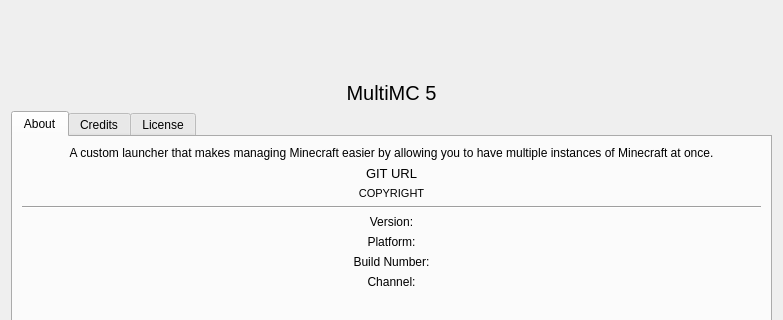
Before: the Qt Designer form launcher/ui/dialogs/AboutDialog.ui in graytoowolf/MiniSkins, drawn with Qt 5; both pictures show x 0 to 783 and y 0 to 320 of the 783 by 843 pixel window.
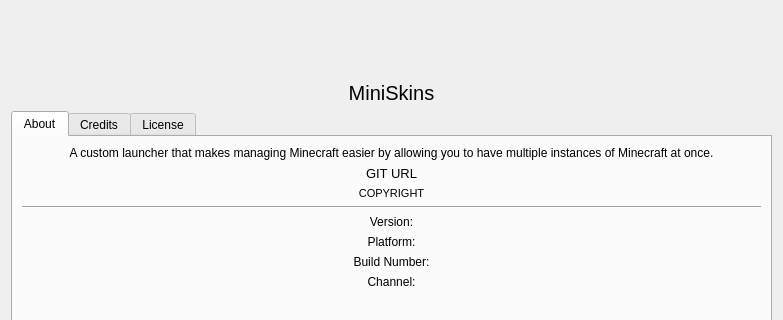
After: the same form once the commit is applied.

Commit message:
chore: 将 MultiMC 重命名为 MiniSkins 并更新相关配置
本 commit 完成了项目从 MultiMC 到 MiniSkins 的品牌迁移，包括：
- 更新所有 UI 文本、窗口标题、按钮标签等显示内容
- 修改项目 URL、仓库地址、新闻 RSS 源等链接配置
- 更新桌面集成相关的应用 ID、启动脚本路径、图标名称
- 修改文档说明、README 内容及翻译相关配置
- 更新品牌相关的脚本、图标文件名称及路径

The edit to the form file:
```diff
--- a/launcher/ui/dialogs/AboutDialog.ui
+++ b/launcher/ui/dialogs/AboutDialog.ui
@@ -80,7 +80,7 @@
       </font>
      </property>
      <property name="text">
-      <string notr="true">MultiMC 5</string>
+      <string notr="true">MiniSkins</string>
      </property>
      <property name="alignment">
       <set>Qt::AlignCenter</set>
```
The commit also changes 19 other files.
